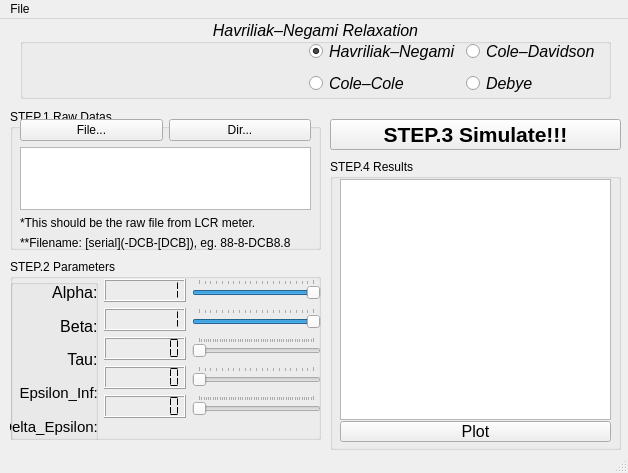
The window that app/ui/simulator_ui.ui (obliviousgarden/DataProcessingPlatform) describes before a commit, drawn with Qt 5.
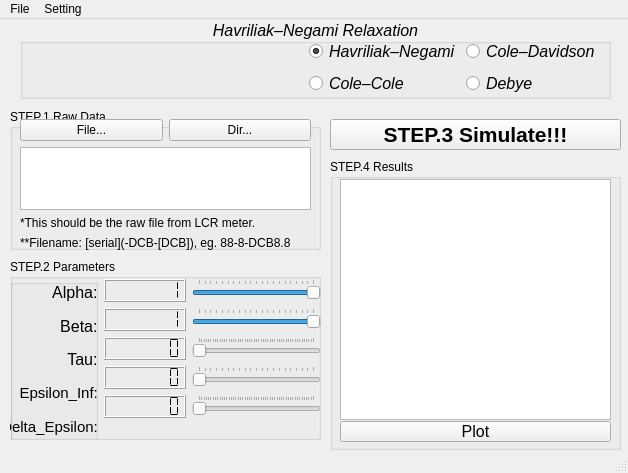
The same window after the commit. Icons and pictures are not drawn.

What changed in the file:
```diff
--- a/app/ui/simulator_ui.ui
+++ b/app/ui/simulator_ui.ui
@@ -46,7 +46,7 @@
      <bool>true</bool>
     </property>
     <property name="title">
-     <string>STEP.1 Raw Datas</string>
+     <string>STEP.1 Raw Data</string>
     </property>
     <widget class="QWidget" name="verticalLayoutWidget">
      <property name="geometry">
@@ -679,7 +679,14 @@
     </property>
     <addaction name="actionQuit"/>
    </widget>
+   <widget class="QMenu" name="menuSetting">
+    <property name="title">
+     <string>Setting</string>
+    </property>
+    <addaction name="actionParameters_Range"/>
+   </widget>
    <addaction name="menuFile"/>
+   <addaction name="menuSetting"/>
   </widget>
   <widget class="QStatusBar" name="statusbar"/>
   <action name="actionQuit">
```
Left out of the diff: 16 changed lines with no effect on the pictures.
